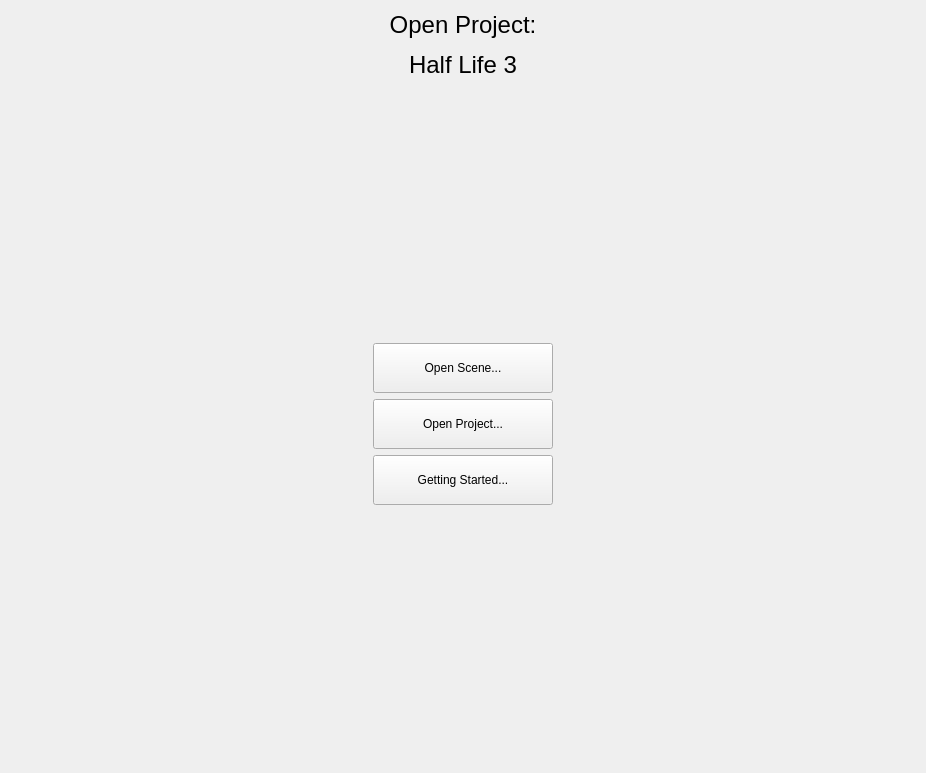
The window that Source/Editor/EditorFramework/Settings/SettingsTab.ui (XII-Technologies/XII) describes before a commit, drawn with Qt 5.
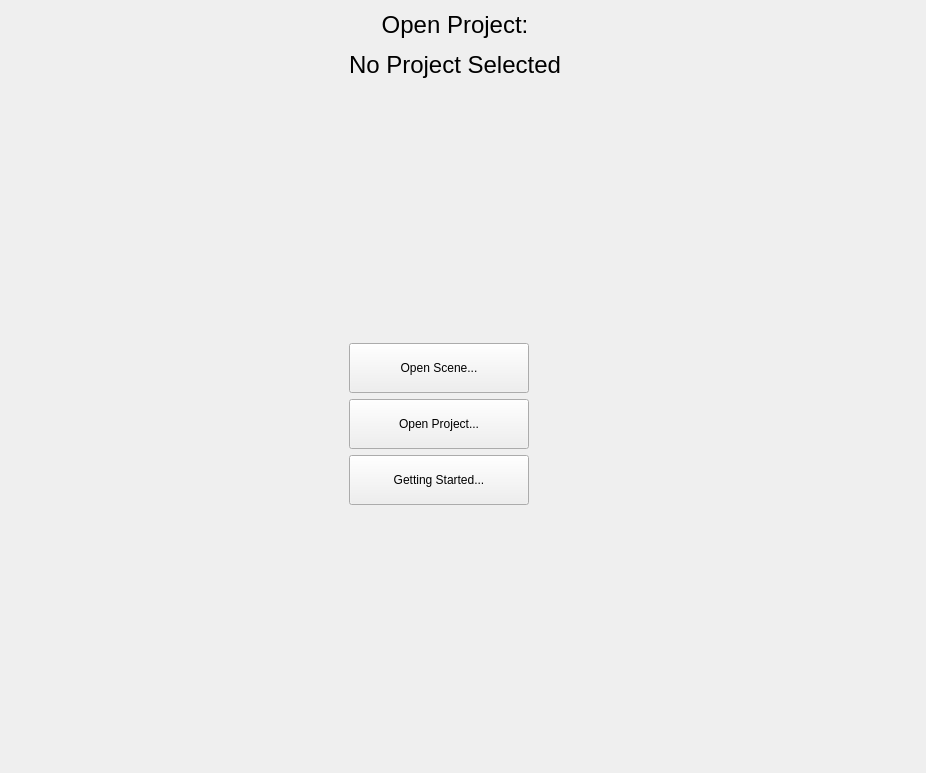
The same window after the commit. Icons and pictures are not drawn.

Commit message: Editor: Tweak Default Documen Window.

Diff of the .ui file:
```diff
--- a/Source/Editor/EditorFramework/Settings/SettingsTab.ui
+++ b/Source/Editor/EditorFramework/Settings/SettingsTab.ui
@@ -32,7 +32,7 @@
      <item>
       <widget class="QLabel" name="ProjectLabel">
        <property name="text">
-        <string>&lt;html&gt;&lt;head/&gt;&lt;body&gt;&lt;p align=&quot;center&quot;&gt;&lt;span style=&quot; font-size:18pt;&quot;&gt;Open Project:&lt;/span&gt;&lt;/p&gt;&lt;p align=&quot;center&quot;&gt;&lt;span style=&quot; font-size:18pt;&quot;&gt;Half Life 3&lt;/span&gt;&lt;/p&gt;&lt;/body&gt;&lt;/html&gt;</string>
+        <string>&lt;html&gt;&lt;head/&gt;&lt;body&gt;&lt;p align=&quot;center&quot;&gt;&lt;span style=&quot; font-size:18pt;&quot;&gt;Open Project:&lt;/span&gt;&lt;/p&gt;&lt;p align=&quot;center&quot;&gt;&lt;span style=&quot; font-size:18pt;&quot;&gt;No Project Selected&lt;/span&gt;&lt;/p&gt;&lt;/body&gt;&lt;/html&gt;</string>
        </property>
        <property name="alignment">
         <set>Qt::AlignCenter</set>
```
The commit also changes 1 other file.
